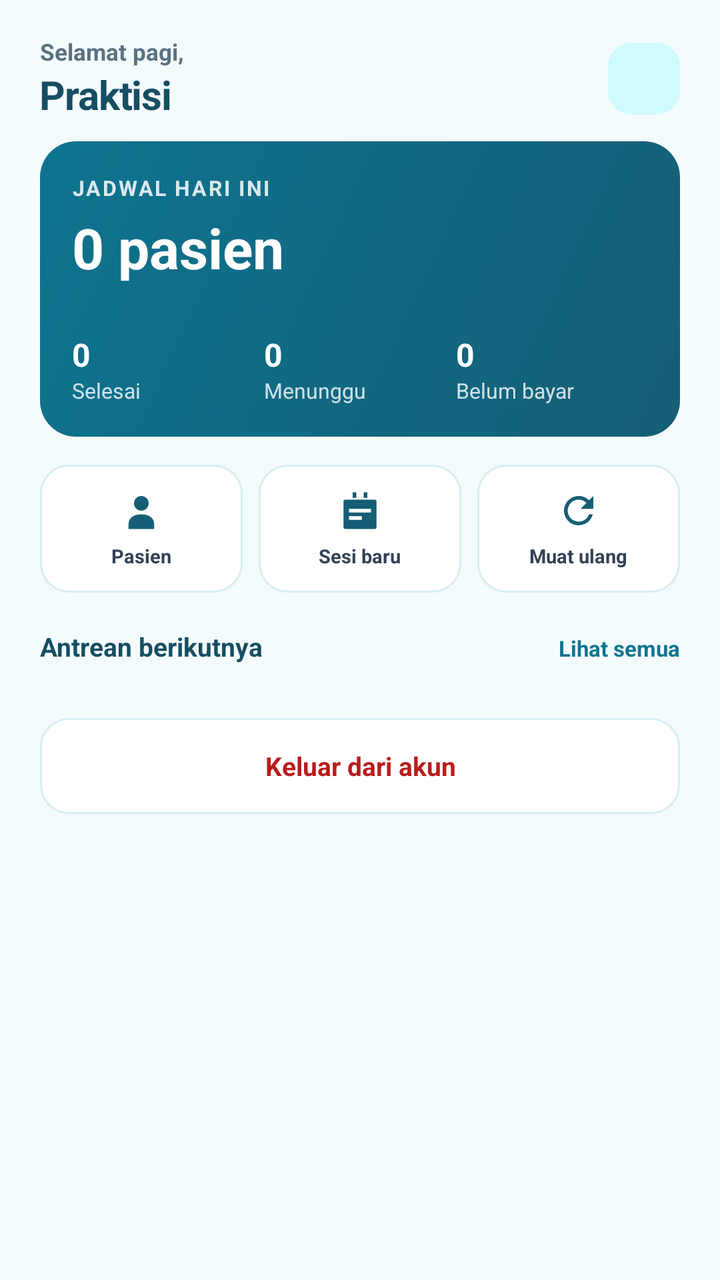
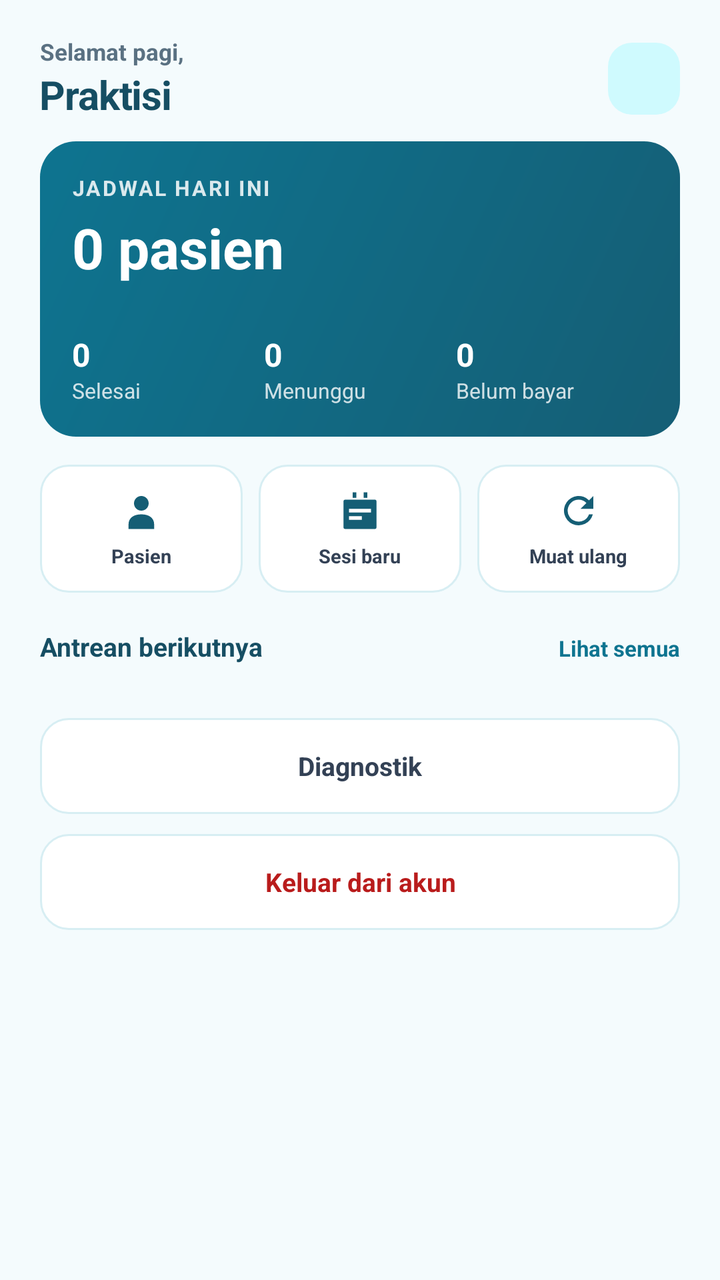

Screens rendered from an Android XML layout before and after an edit, with the pre-edit source and the edit as a unified diff.
<!-- AndroidManifest.xml: application theme Theme.AcuMedis -->
<!-- res/layout/activity_main.xml -->
<?xml version="1.0" encoding="utf-8"?>
<LinearLayout xmlns:android="http://schemas.android.com/apk/res/android"
    android:layout_width="match_parent"
    android:layout_height="match_parent"
    android:background="@color/bg"
    android:orientation="vertical">

    <LinearLayout
        android:layout_width="match_parent"
        android:layout_height="wrap_content"
        android:gravity="center_vertical"
        android:orientation="horizontal"
        android:paddingStart="20dp"
        android:paddingEnd="20dp"
        android:paddingTop="18dp"
        android:paddingBottom="10dp">

        <LinearLayout
            android:layout_width="0dp"
            android:layout_height="wrap_content"
            android:layout_weight="1"
            android:orientation="vertical">

            <TextView
                android:layout_width="wrap_content"
                android:layout_height="wrap_content"
                android:text="Selamat pagi,"
                android:textColor="@color/muted"
                android:textSize="11.5sp"
                android:textStyle="bold" />

            <TextView
                android:id="@+id/userName"
                android:layout_width="wrap_content"
                android:layout_height="wrap_content"
                android:text="Praktisi"
                android:textColor="@color/fg"
                android:textSize="20sp"
                android:textStyle="bold"
                android:letterSpacing="-0.02" />
        </LinearLayout>

        <TextView
            android:id="@+id/avatar"
            android:layout_width="36dp"
            android:layout_height="36dp"
            android:background="@drawable/bg_avatar"
            android:gravity="center"
            android:textColor="@color/primary_deep"
            android:textSize="13sp"
            android:textStyle="bold" />
    </LinearLayout>

    <ScrollView
        android:layout_width="match_parent"
        android:layout_height="0dp"
        android:layout_weight="1"
        android:fillViewport="true"
        android:scrollbars="none">

        <LinearLayout
            android:layout_width="match_parent"
            android:layout_height="wrap_content"
            android:orientation="vertical"
            android:paddingStart="20dp"
            android:paddingEnd="20dp"
            android:paddingBottom="24dp">

            <LinearLayout
                android:layout_width="match_parent"
                android:layout_height="wrap_content"
                android:background="@drawable/bg_hero"
                android:orientation="vertical"
                android:padding="16dp">

                <TextView
                    android:layout_width="wrap_content"
                    android:layout_height="wrap_content"
                    android:alpha="0.85"
                    android:letterSpacing="0.08"
                    android:text="JADWAL HARI INI"
                    android:textColor="#FFFFFF"
                    android:textSize="10.5sp"
                    android:textStyle="bold" />

                <TextView
                    android:id="@+id/todayTotal"
                    android:layout_width="wrap_content"
                    android:layout_height="wrap_content"
                    android:layout_marginTop="4dp"
                    android:text="0 pasien"
                    android:textColor="#FFFFFF"
                    android:textSize="28sp"
                    android:textStyle="bold" />

                <LinearLayout
                    android:layout_width="match_parent"
                    android:layout_height="wrap_content"
                    android:layout_marginTop="12dp"
                    android:orientation="horizontal"
                    android:paddingTop="12dp">

                    <LinearLayout
                        android:layout_width="0dp"
                        android:layout_height="wrap_content"
                        android:layout_weight="1"
                        android:orientation="vertical">

                        <TextView
                            android:id="@+id/statDone"
                            android:layout_width="wrap_content"
                            android:layout_height="wrap_content"
                            android:text="0"
                            android:textColor="#FFFFFF"
                            android:textSize="16sp"
                            android:textStyle="bold" />

                        <TextView
                            android:layout_width="wrap_content"
                            android:layout_height="wrap_content"
                            android:alpha="0.8"
                            android:text="Selesai"
                            android:textColor="#FFFFFF"
                            android:textSize="10.5sp" />
                    </LinearLayout>

                    <LinearLayout
                        android:layout_width="0dp"
                        android:layout_height="wrap_content"
                        android:layout_weight="1"
                        android:orientation="vertical">

                        <TextView
                            android:id="@+id/statWaiting"
                            android:layout_width="wrap_content"
                            android:layout_height="wrap_content"
                            android:text="0"
                            android:textColor="#FFFFFF"
                            android:textSize="16sp"
                            android:textStyle="bold" />

                        <TextView
                            android:layout_width="wrap_content"
                            android:layout_height="wrap_content"
                            android:alpha="0.8"
                            android:text="Menunggu"
                            android:textColor="#FFFFFF"
                            android:textSize="10.5sp" />
                    </LinearLayout>

                    <LinearLayout
                        android:layout_width="0dp"
                        android:layout_height="wrap_content"
                        android:layout_weight="1"
                        android:orientation="vertical">

                        <TextView
                            android:id="@+id/statUnpaid"
                            android:layout_width="wrap_content"
                            android:layout_height="wrap_content"
                            android:text="0"
                            android:textColor="#FFFFFF"
                            android:textSize="16sp"
                            android:textStyle="bold" />

                        <TextView
                            android:layout_width="wrap_content"
                            android:layout_height="wrap_content"
                            android:alpha="0.8"
                            android:text="Belum bayar"
                            android:textColor="#FFFFFF"
                            android:textSize="10.5sp" />
                    </LinearLayout>
                </LinearLayout>
            </LinearLayout>

            <LinearLayout
                android:layout_width="match_parent"
                android:layout_height="wrap_content"
                android:layout_marginTop="14dp"
                android:orientation="horizontal">

                <LinearLayout
                    android:id="@+id/qPatients"
                    android:layout_width="0dp"
                    android:layout_height="wrap_content"
                    android:layout_weight="1"
                    android:background="@drawable/bg_card"
                    android:clickable="true"
                    android:focusable="true"
                    android:gravity="center"
                    android:orientation="vertical"
                    android:paddingTop="12dp"
                    android:paddingBottom="12dp">

                    <ImageView
                        android:layout_width="22dp"
                        android:layout_height="22dp"
                        android:contentDescription="@null"
                        android:src="@drawable/ic_patients" />

                    <TextView
                        android:layout_width="wrap_content"
                        android:layout_height="wrap_content"
                        android:layout_marginTop="5dp"
                        android:text="Pasien"
                        android:textColor="@color/fg2"
                        android:textSize="9.5sp"
                        android:textStyle="bold" />
                </LinearLayout>

                <Space android:layout_width="8dp" android:layout_height="1dp" />

                <LinearLayout
                    android:id="@+id/qSession"
                    android:layout_width="0dp"
                    android:layout_height="wrap_content"
                    android:layout_weight="1"
                    android:background="@drawable/bg_card"
                    android:clickable="true"
                    android:focusable="true"
                    android:gravity="center"
                    android:orientation="vertical"
                    android:paddingTop="12dp"
                    android:paddingBottom="12dp">

                    <ImageView
                        android:layout_width="22dp"
                        android:layout_height="22dp"
                        android:contentDescription="@null"
                        android:src="@drawable/ic_session" />

                    <TextView
                        android:layout_width="wrap_content"
                        android:layout_height="wrap_content"
                        android:layout_marginTop="5dp"
                        android:text="Sesi baru"
                        android:textColor="@color/fg2"
                        android:textSize="9.5sp"
                        android:textStyle="bold" />
                </LinearLayout>

                <Space android:layout_width="8dp" android:layout_height="1dp" />

                <LinearLayout
                    android:id="@+id/qRefresh"
                    android:layout_width="0dp"
                    android:layout_height="wrap_content"
                    android:layout_weight="1"
                    android:background="@drawable/bg_card"
                    android:clickable="true"
                    android:focusable="true"
                    android:gravity="center"
                    android:orientation="vertical"
                    android:paddingTop="12dp"
                    android:paddingBottom="12dp">

                    <ImageView
                        android:layout_width="22dp"
                        android:layout_height="22dp"
                        android:contentDescription="@null"
                        android:src="@drawable/ic_refresh" />

                    <TextView
                        android:layout_width="wrap_content"
                        android:layout_height="wrap_content"
                        android:layout_marginTop="5dp"
                        android:text="Muat ulang"
                        android:textColor="@color/fg2"
                        android:textSize="9.5sp"
                        android:textStyle="bold" />
                </LinearLayout>
            </LinearLayout>

            <LinearLayout
                android:layout_width="match_parent"
                android:layout_height="wrap_content"
                android:layout_marginTop="18dp"
                android:layout_marginBottom="9dp"
                android:orientation="horizontal">

                <TextView
                    android:layout_width="0dp"
                    android:layout_height="wrap_content"
                    android:layout_weight="1"
                    android:text="Antrean berikutnya"
                    android:textColor="@color/fg"
                    android:textSize="13sp"
                    android:textStyle="bold" />

                <TextView
                    android:id="@+id/seeAll"
                    android:layout_width="wrap_content"
                    android:layout_height="wrap_content"
                    android:text="Lihat semua"
                    android:textColor="@color/primary"
                    android:textSize="11sp"
                    android:textStyle="bold" />
            </LinearLayout>

            <LinearLayout
                android:id="@+id/queueList"
                android:layout_width="match_parent"
                android:layout_height="wrap_content"
                android:orientation="vertical" />

            <TextView
                android:id="@+id/empty"
                android:layout_width="match_parent"
                android:layout_height="wrap_content"
                android:layout_marginTop="20dp"
                android:gravity="center"
                android:text="Belum ada jadwal hari ini."
                android:textColor="@color/muted"
                android:textSize="12.5sp"
                android:visibility="gone" />

            <TextView
                android:id="@+id/logout"
                android:layout_width="match_parent"
                android:layout_height="48dp"
                android:layout_marginTop="18dp"
                android:background="@drawable/bg_card"
                android:clickable="true"
                android:focusable="true"
                android:gravity="center"
                android:text="Keluar dari akun"
                android:textColor="@color/red"
                android:textSize="13sp"
                android:textStyle="bold" />
        </LinearLayout>
    </ScrollView>
</LinearLayout>
<!-- resources referenced by this layout -->
<resources>
  <color name="bg">#FFF4FBFD</color>
  <color name="fg">#FF164E63</color>
  <color name="fg2">#FF334155</color>
  <color name="muted">#FF5A7182</color>
  <color name="primary">#FF0E7490</color>
  <color name="primary_deep">#FF155E75</color>
  <color name="red">#FFB91C1C</color>
  <!-- drawable bg_avatar (drawable) -->
  <?xml version="1.0" encoding="utf-8"?>
  <shape xmlns:android="http://schemas.android.com/apk/res/android" android:shape="rectangle">
      <solid android:color="@color/soft" />
      <corners android:radius="12dp" />
  </shape>
  <!-- drawable bg_card (drawable) -->
  <?xml version="1.0" encoding="utf-8"?>
  <shape xmlns:android="http://schemas.android.com/apk/res/android" android:shape="rectangle">
      <solid android:color="@color/card" />
      <stroke android:width="1dp" android:color="@color/border" />
      <corners android:radius="14dp" />
  </shape>
  <!-- drawable bg_hero (drawable) -->
  <?xml version="1.0" encoding="utf-8"?>
  <shape xmlns:android="http://schemas.android.com/apk/res/android" android:shape="rectangle">
      <gradient android:startColor="#FF0E7490" android:endColor="#FF155E75"
          android:angle="315" />
      <corners android:radius="18dp" />
  </shape>
  <!-- drawable ic_patients (drawable) -->
  <vector xmlns:android="http://schemas.android.com/apk/res/android"
      android:width="24dp" android:height="24dp"
      android:viewportWidth="24" android:viewportHeight="24">
      <path android:fillColor="#155E75" android:pathData="M12,12a4,4 0,1 0,-4 -4,4 4,0 0,0 4,4zM12,14c-4,0 -7,1.8 -7,5.6V22h14v-2.4c0,-3.8 -3,-5.6 -7,-5.6z" />
  </vector>
  <!-- drawable ic_refresh (drawable) -->
  <vector xmlns:android="http://schemas.android.com/apk/res/android"
      android:width="24dp" android:height="24dp"
      android:viewportWidth="24" android:viewportHeight="24">
      <path android:fillColor="#155E75" android:pathData="M17.65,6.35A8,8 0,1 0,19.73 14h-2.08A6,6 0,1 1,12 6a5.9,5.9 0,0 1,4.22 1.78L13,11h7V4z" />
  </vector>
  <!-- drawable ic_session (drawable) -->
  <vector xmlns:android="http://schemas.android.com/apk/res/android"
      android:width="24dp" android:height="24dp"
      android:viewportWidth="24" android:viewportHeight="24">
      <path android:fillColor="#155E75" android:pathData="M8,2h2v3H8zM14,2h2v3h-2zM4,6h16a1,1 0,0 1,1 1v14a1,1 0,0 1,-1 1H4a1,1 0,0 1,-1 -1V7a1,1 0,0 1,1 -1m2,5v2h12v-2zM6,15v2h7v-2z" />
  </vector>
  <style name="Theme.AcuMedis" parent="Theme.Material3.Light.NoActionBar">
          <item name="colorPrimary">@color/primary_deep</item>
          <item name="colorOnPrimary">#FFFFFFFF</item>
          <item name="colorSecondary">@color/primary</item>
          <item name="colorSurface">@color/card</item>
          <item name="colorOnSurface">@color/fg</item>
          <item name="android:colorBackground">@color/bg</item>
          <item name="android:statusBarColor">@color/bg</item>
          <item name="android:navigationBarColor">@color/card</item>
          <item name="android:windowLightStatusBar">true</item>
          <item name="android:windowLightNavigationBar" tools:targetApi="27">true</item>
      </style>
  <color name="soft">#FFCFFAFE</color>
  <color name="card">#FFFFFFFF</color>
  <color name="border">#FFD7EEF3</color>
</resources>

<!-- the commit's change to res/layout/activity_main.xml (unified diff, before → after) -->
@@ -316,10 +316,24 @@
                 android:visibility="gone" />
 
             <TextView
+                android:id="@+id/diag"
+                android:layout_width="match_parent"
+                android:layout_height="48dp"
+                android:background="@drawable/bg_card"
+                android:layout_marginTop="18dp"
+                android:clickable="true"
+                android:focusable="true"
+                android:gravity="center"
+                android:text="Diagnostik"
+                android:textColor="@color/fg2"
+                android:textSize="13sp"
+                android:textStyle="bold" />
+
+            <TextView
                 android:id="@+id/logout"
                 android:layout_width="match_parent"
                 android:layout_height="48dp"
-                android:layout_marginTop="18dp"
+                android:layout_marginTop="10dp"
                 android:background="@drawable/bg_card"
                 android:clickable="true"
                 android:focusable="true"
